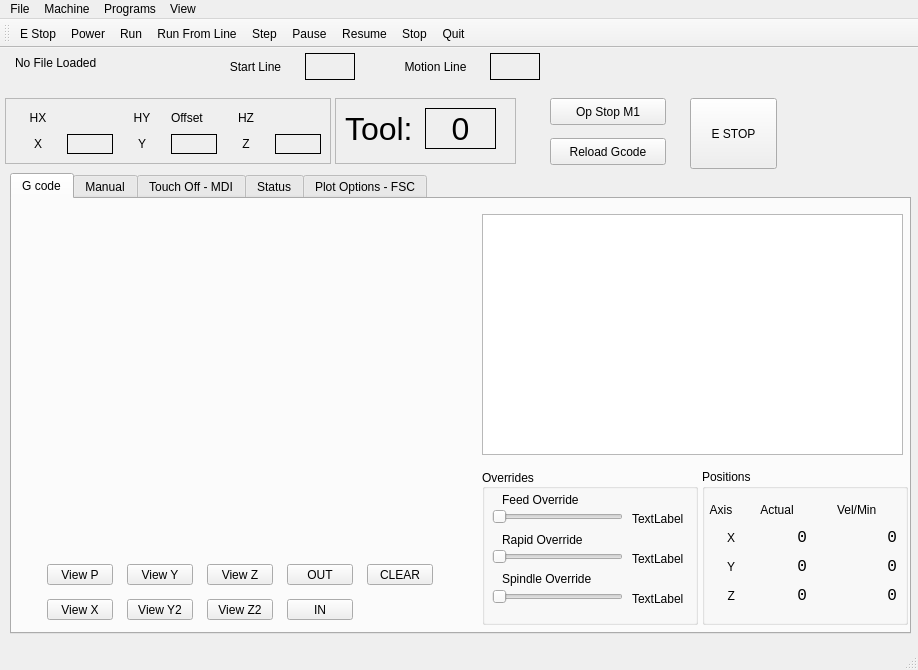
First picture: the form in examples/mill_3_plot/mill_3_plot.ui, repository jethornton/flexgui, before the edit.
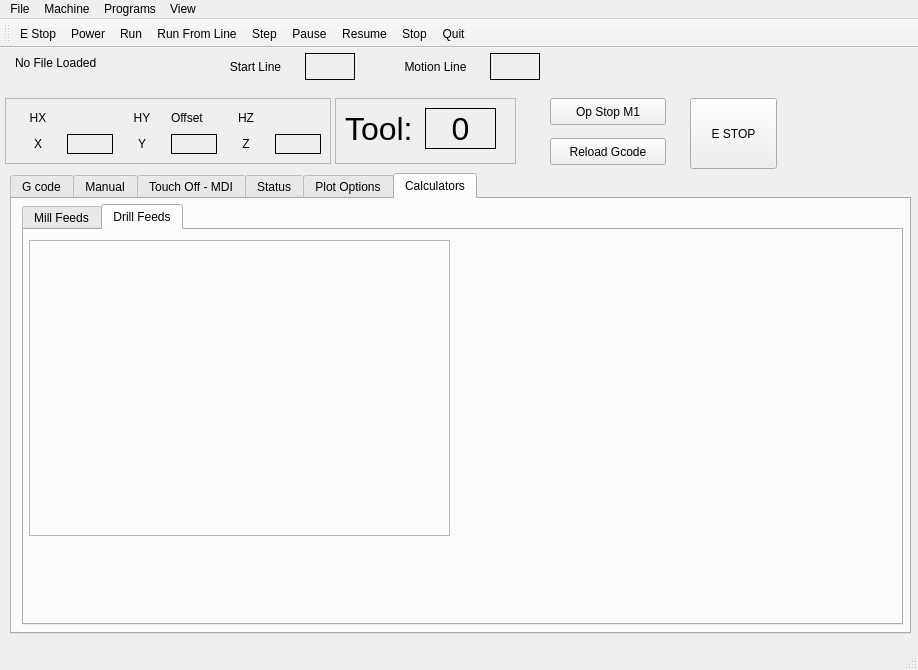
Second picture: the form after the edit. The open tabs and pages were chosen to show the change.

Patch:
```diff
--- a/examples/mill_3_plot/mill_3_plot.ui
+++ b/examples/mill_3_plot/mill_3_plot.ui
@@ -2278,7 +2278,7 @@
     </widget>
     <widget class="QWidget" name="tab">
      <attribute name="title">
-      <string>Plot Options - FSC</string>
+      <string>Plot Options</string>
      </attribute>
      <widget class="QCheckBox" name="view_limits_cb">
       <property name="geometry">
@@ -2487,6 +2487,27 @@
        <bool>false</bool>
       </property>
      </widget>
+    </widget>
+    <widget class="QWidget" name="tab_3">
+     <attribute name="title">
+      <string>Calculators</string>
+     </attribute>
+     <widget class="QTabWidget" name="tabWidget_2">
+      <property name="geometry">
+       <rect>
+        <x>10</x>
+        <y>5</y>
+        <width>881</width>
+        <height>421</height>
+       </rect>
+      </property>
+      <property name="currentIndex">
+       <number>0</number>
+      </property>
+      <widget class="QWidget" name="tab_5">
+       <attribute name="title">
+        <string>Mill Feeds</string>
+       </attribute>
      <widget class="QFrame" name="fsc_container">
       <property name="geometry">
        <rect>
@@ -2502,6 +2523,29 @@
       <property name="frameShadow">
        <enum>QFrame::Raised</enum>
       </property>
+       </widget>
+      </widget>
+      <widget class="QWidget" name="tab_6">
+       <attribute name="title">
+        <string>Drill Feeds</string>
+       </attribute>
+       <widget class="QFrame" name="dsf_container">
+        <property name="geometry">
+         <rect>
+          <x>5</x>
+          <y>10</y>
+          <width>421</width>
+          <height>296</height>
+         </rect>
+        </property>
+        <property name="frameShape">
+         <enum>QFrame::StyledPanel</enum>
+        </property>
+        <property name="frameShadow">
+         <enum>QFrame::Raised</enum>
+        </property>
+       </widget>
+      </widget>
      </widget>
     </widget>
    </widget>
```
Left out of the diff: 6 changed lines with no effect on the pictures. Lines whose indentation alone changed are shown as unchanged.
